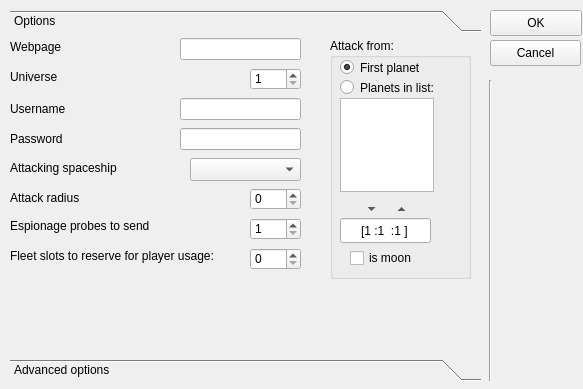
First picture: the form in ogbot/src/ui/Options.ui, repository kovan/kovans-ogbot, before the edit.
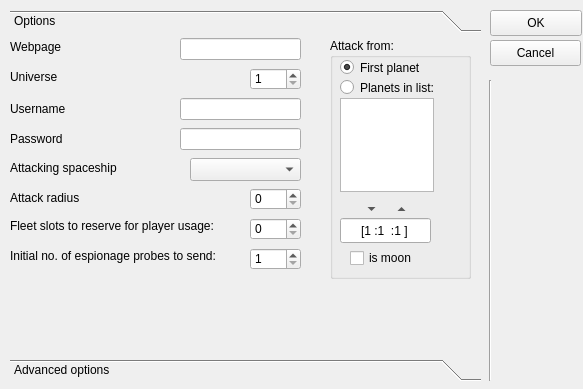
Second picture: the form after the edit. Icons and pictures are not drawn.

```diff
--- a/ogbot/src/ui/Options.ui
+++ b/ogbot/src/ui/Options.ui
@@ -247,64 +247,6 @@
       <number>999999999</number>
      </property>
     </widget>
-    <widget class="QSpinBox" name="probesToSendSpinBox" >
-     <property name="geometry" >
-      <rect>
-       <x>240</x>
-       <y>180</y>
-       <width>51</width>
-       <height>22</height>
-      </rect>
-     </property>
-     <property name="minimum" >
-      <number>1</number>
-     </property>
-    </widget>
-    <widget class="QLabel" name="label_14" >
-     <property name="geometry" >
-      <rect>
-       <x>0</x>
-       <y>170</y>
-       <width>221</width>
-       <height>36</height>
-      </rect>
-     </property>
-     <property name="text" >
-      <string>Espionage probes to send</string>
-     </property>
-     <property name="buddy" >
-      <cstring>probesToSendSpinBox</cstring>
-     </property>
-    </widget>
-    <widget class="QLabel" name="label_15" >
-     <property name="geometry" >
-      <rect>
-       <x>0</x>
-       <y>200</y>
-       <width>231</width>
-       <height>36</height>
-      </rect>
-     </property>
-     <property name="text" >
-      <string>Fleet slots to reserve for player usage:</string>
-     </property>
-     <property name="buddy" >
-      <cstring>probesToSendSpinBox</cstring>
-     </property>
-    </widget>
-    <widget class="QSpinBox" name="slotsToReserveSpinBox" >
-     <property name="geometry" >
-      <rect>
-       <x>240</x>
-       <y>210</y>
-       <width>51</width>
-       <height>22</height>
-      </rect>
-     </property>
-     <property name="minimum" >
-      <number>0</number>
-     </property>
-    </widget>
     <widget class="QSpinBox" name="universeSpinBox" >
      <property name="geometry" >
       <rect>
@@ -446,6 +388,64 @@
       </property>
      </widget>
     </widget>
+    <widget class="QLabel" name="label_15" >
+     <property name="geometry" >
+      <rect>
+       <x>0</x>
+       <y>170</y>
+       <width>231</width>
+       <height>36</height>
+      </rect>
+     </property>
+     <property name="text" >
+      <string>Fleet slots to reserve for player usage:</string>
+     </property>
+     <property name="buddy" >
+      <cstring>probesToSendSpinBox</cstring>
+     </property>
+    </widget>
+    <widget class="QSpinBox" name="slotsToReserveSpinBox" >
+     <property name="geometry" >
+      <rect>
+       <x>240</x>
+       <y>180</y>
+       <width>51</width>
+       <height>22</height>
+      </rect>
+     </property>
+     <property name="minimum" >
+      <number>0</number>
+     </property>
+    </widget>
+    <widget class="QSpinBox" name="probesToSendSpinBox" >
+     <property name="geometry" >
+      <rect>
+       <x>240</x>
+       <y>210</y>
+       <width>51</width>
+       <height>22</height>
+      </rect>
+     </property>
+     <property name="minimum" >
+      <number>1</number>
+     </property>
+    </widget>
+    <widget class="QLabel" name="label_14" >
+     <property name="geometry" >
+      <rect>
+       <x>0</x>
+       <y>200</y>
+       <width>231</width>
+       <height>36</height>
+      </rect>
+     </property>
+     <property name="text" >
+      <string>Initial no. of espionage probes to send:</string>
+     </property>
+     <property name="buddy" >
+      <cstring>probesToSendSpinBox</cstring>
+     </property>
+    </widget>
    </widget>
    <widget class="QWidget" name="page_4" >
     <property name="geometry" >
```
Left out of the diff: 30 changed lines with no effect on the pictures.
